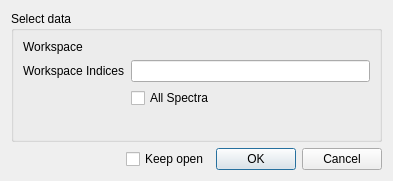
Above: qt/scientific_interfaces/Indirect/IndirectAddWorkspaceDialog.ui from mantidproject/mantid before the change. Below: the same form after it.
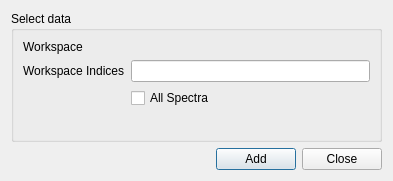
That is the form after the change. Custom widgets are drawn as their Qt base class.

```diff
--- a/qt/scientific_interfaces/Indirect/IndirectAddWorkspaceDialog.ui
+++ b/qt/scientific_interfaces/Indirect/IndirectAddWorkspaceDialog.ui
@@ -106,19 +106,16 @@
        </spacer>
       </item>
       <item>
-       <widget class="QCheckBox" name="ckKeepOpen">
+       <widget class="QPushButton" name="pbAdd">
         <property name="text">
-         <string>Keep open</string>
+         <string>Add</string>
         </property>
        </widget>
       </item>
       <item>
-       <widget class="QDialogButtonBox" name="buttonBox">
-        <property name="orientation">
-         <enum>Qt::Horizontal</enum>
-        </property>
-        <property name="standardButtons">
-         <set>QDialogButtonBox::Cancel|QDialogButtonBox::Ok</set>
+       <widget class="QPushButton" name="pbClose">
+        <property name="text">
+         <string>Close</string>
         </property>
        </widget>
       </item>
```
Left out of the diff: 48 changed lines with no effect on the pictures.
